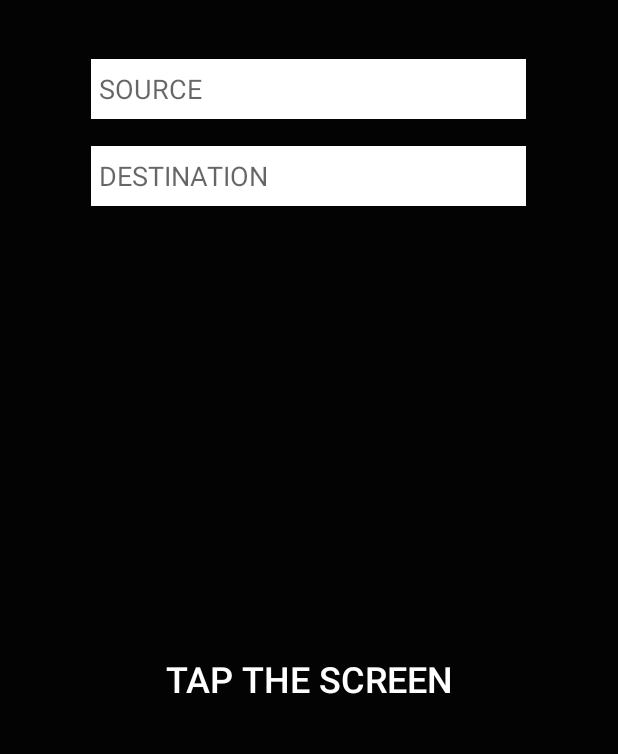
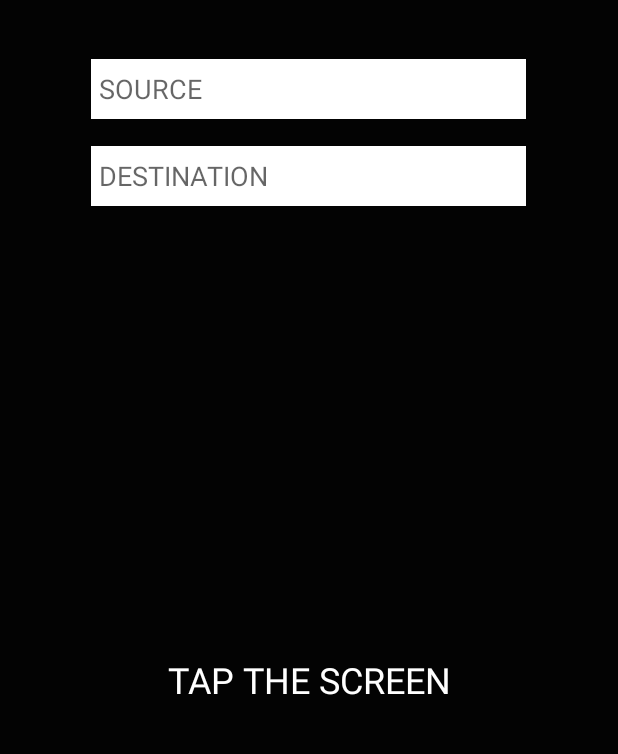
Before and after one commit to hrishi-mane/BlindAid, an Android app: the screen it shows after launch (MainActivity), after a tap on an icon or button, on a phone screen of 412 x 824 dp, the part 84-838 px from its top. Run offline under Robolectric (Android 15) with nearby library versions, the phone set to English and light mode, and no system bars; our stand-ins replace Firebase (no records; nobody signed in at launch, a user with empty details on screens opened directly).

```diff
--- a/app/src/main/AndroidManifest.xml
+++ b/app/src/main/AndroidManifest.xml
@@ -14,7 +14,8 @@
         android:roundIcon="@mipmap/ic_launcher_round"
         android:supportsRtl="true"
         android:theme="@style/AppTheme">
-        <activity android:name=".User_Emergency"></activity>
+        <activity android:name=".Location_Tracking"></activity>
+        <activity android:name=".User_Emergency" />
         <activity android:name=".Homepage">
             <intent-filter>
                 <action android:name="android.intent.action.MAIN" />
--- a/app/src/main/res/layout/activity_main.xml
+++ b/app/src/main/res/layout/activity_main.xml
@@ -9,20 +9,6 @@
 
     tools:context=".MainActivity">
 
-    <Button
-        android:id="@+id/button6"
-        android:layout_width="0dp"
-        android:layout_height="0dp"
-        android:background="?android:attr/panelBackground"
-        android:gravity="center"
-        android:text="@string/button"
-        android:textColor="@android:color/white"
-        android:textSize="24sp"
-        app:layout_constraintBottom_toBottomOf="parent"
-        app:layout_constraintEnd_toEndOf="parent"
-        app:layout_constraintHorizontal_bias="1.0"
-        app:layout_constraintStart_toStartOf="parent"
-        app:layout_constraintTop_toBottomOf="@+id/editText5" />
 
     <EditText
         android:id="@+id/editText"
@@ -61,4 +47,16 @@
         app:layout_constraintTop_toTopOf="parent"
         app:layout_constraintVertical_bias="0.134" />
 
+    <TextView
+        android:id="@+id/textView2"
+        android:layout_width="wrap_content"
+        android:layout_height="wrap_content"
+        android:text="@string/tap_the_screen"
+        android:textColor="#FFFFFF"
+        android:textSize="24sp"
+        app:layout_constraintBottom_toBottomOf="parent"
+        app:layout_constraintEnd_toEndOf="parent"
+        app:layout_constraintStart_toStartOf="parent"
+        app:layout_constraintTop_toBottomOf="@+id/editText5" />
+
 </androidx.constraintlayout.widget.ConstraintLayout>
--- a/app/src/main/res/values/strings.xml
+++ b/app/src/main/res/values/strings.xml
@@ -17,4 +17,6 @@
     <string name="add_contact_button_name">Add Contact</string>
     <string name="full_name">Full Name</string>
     <string name="phone_number">Phone Number</string>
+    <string name="tap_the_screen">TAP THE SCREEN</string>
+    <string name="tap_for_location">TAP FOR LOCATION</string>
 </resources>
```
Also changed, not shown: app/src/main/java/com/example/blindaid/Location_Tracking.java (added, +69 -0 lines), app/src/main/java/com/example/blindaid/MainActivity.java (+67 -54 lines), app/src/main/java/com/example/blindaid/Note.java (+11 -1 lines), app/src/main/res/layout/activity_location__tracking.xml (added, +24 -0 lines), 25 other files.
